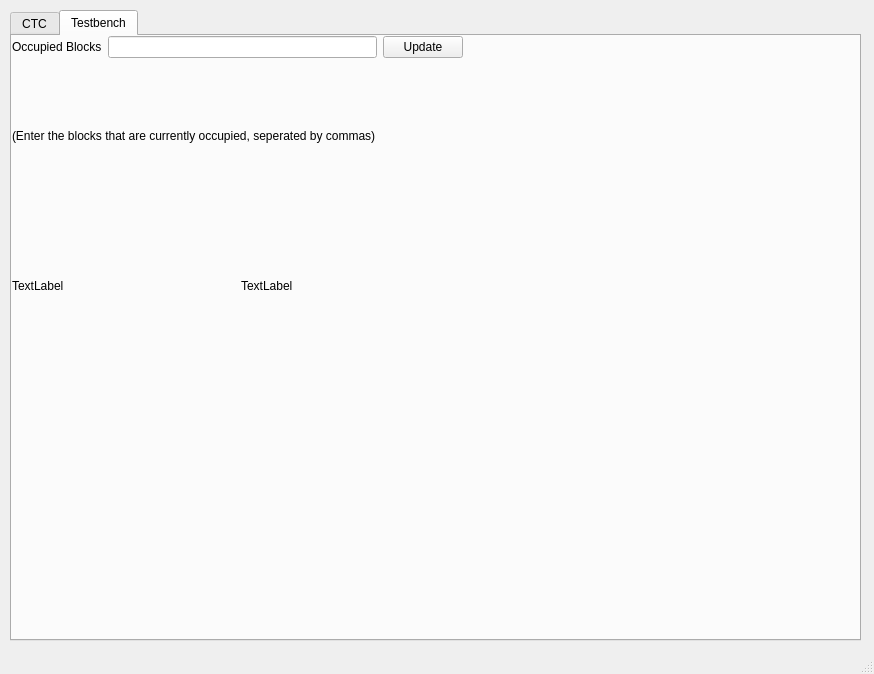
The window that CTC/CTC_UI.ui (asmithie13/ECE-1140) describes before a commit, drawn with Qt 5.
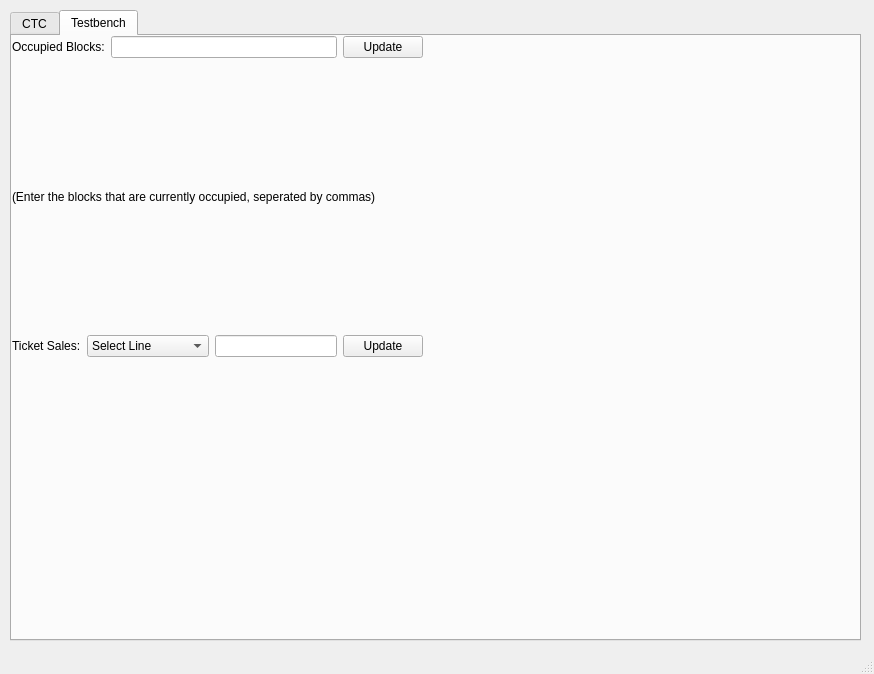
The same window after the commit. The open tabs and pages were chosen to show the change.

Commit message: Defined Throughput graph class

```diff
--- a/CTC/CTC_UI.ui
+++ b/CTC/CTC_UI.ui
@@ -756,7 +756,7 @@
        <rect>
         <x>0</x>
         <y>0</y>
-        <width>451</width>
+        <width>411</width>
         <height>321</height>
        </rect>
       </property>
@@ -766,7 +766,7 @@
          <item>
           <widget class="QLabel" name="label_3">
            <property name="text">
-            <string>Occupied Blocks</string>
+            <string>Occupied Blocks:</string>
            </property>
           </widget>
          </item>
@@ -790,18 +790,30 @@
         </widget>
        </item>
        <item>
-        <layout class="QHBoxLayout" name="horizontalLayout_4">
+        <layout class="QHBoxLayout" name="TicketSaleLayout" stretch="1,2,2,0">
          <item>
           <widget class="QLabel" name="label_2">
            <property name="text">
-            <string>TextLabel</string>
+            <string>Ticket Sales:</string>
            </property>
           </widget>
          </item>
          <item>
-          <widget class="QLabel" name="label_4">
+          <widget class="QComboBox" name="LineSelect">
+           <item>
+            <property name="text">
+             <string>Select Line</string>
+            </property>
+           </item>
+          </widget>
+         </item>
+         <item>
+          <widget class="QLineEdit" name="lineEdit"/>
+         </item>
+         <item>
+          <widget class="QPushButton" name="pushButton">
            <property name="text">
-            <string>TextLabel</string>
+            <string>Update</string>
            </property>
           </widget>
          </item>
```
Left out of the diff: 34 changed lines with no effect on the pictures. The commit also changes 6 other files.
